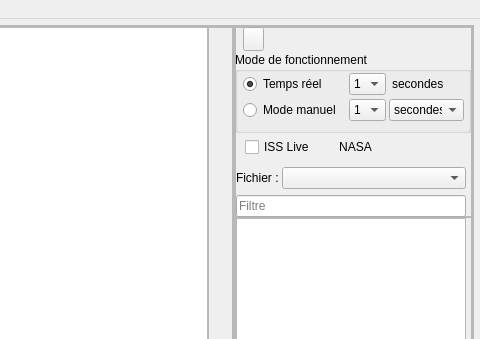
Old version of the form src/interface/previsat.ui in the repository mconsidine/previsat_archive; both pictures show x 600 to 1080 and y 0 to 339 of the 1080 by 684 pixel window.
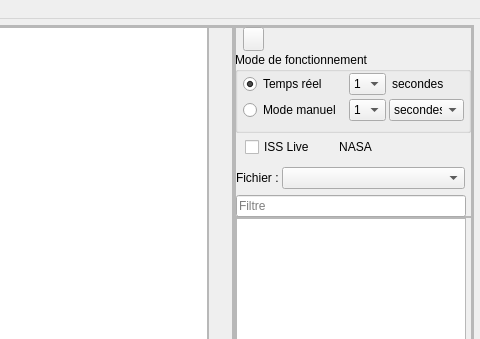
New version of the form. Icons and pictures are not drawn.

What changed in the file:
```diff
--- a/src/interface/previsat.ui
+++ b/src/interface/previsat.ui
@@ -341,7 +341,7 @@
               <rect>
                <x>0</x>
                <y>140</y>
-               <width>231</width>
+               <width>230</width>
                <height>24</height>
               </rect>
              </property>
```
